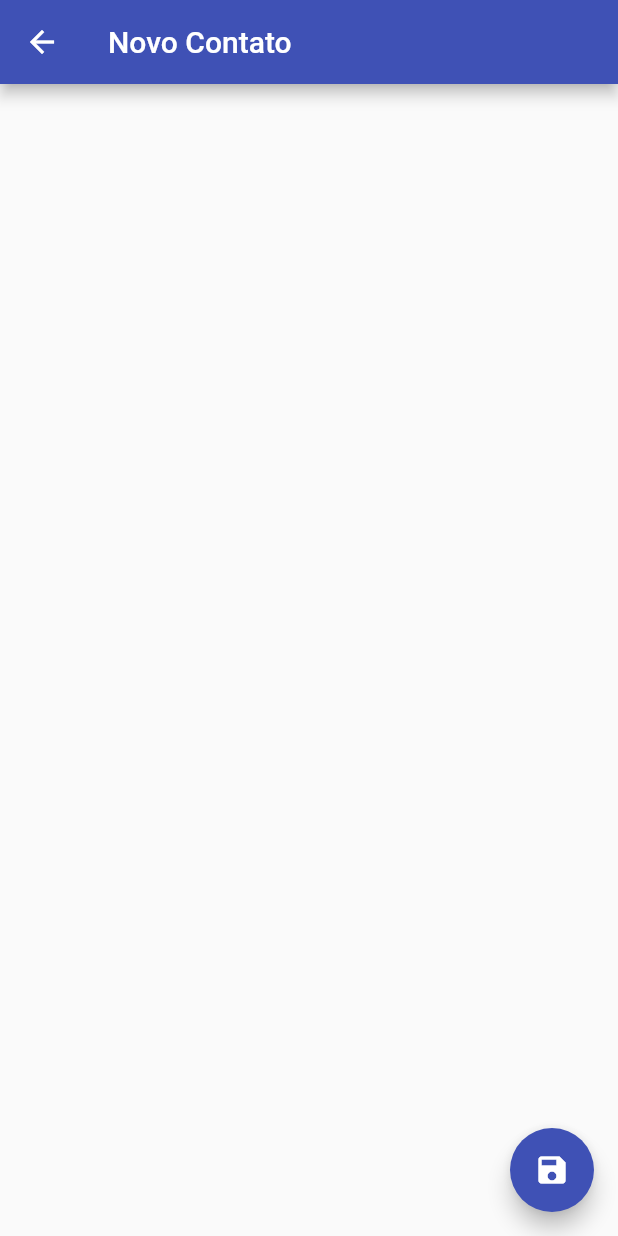
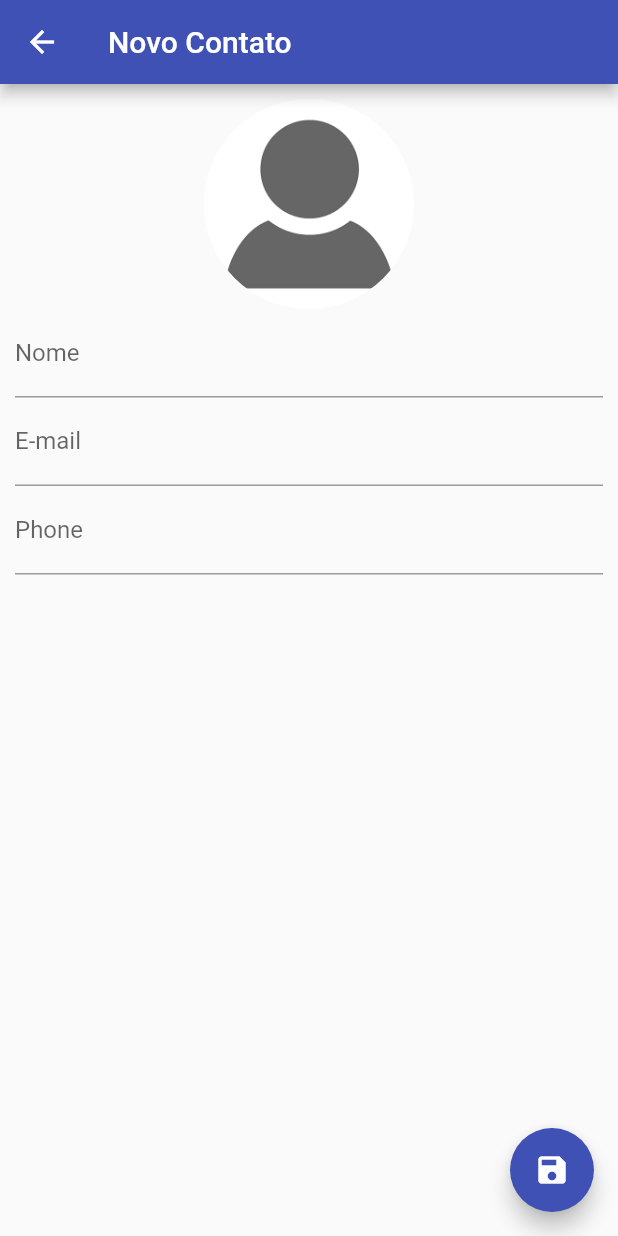
Before and after one commit to davihoffmann/agenda-contatos, a Flutter app: the ContactPage screen opened directly, on a phone screen of 412 x 824 dp. Run offline on Flutter 3.47's test engine with Material 2 defaults, Android fonts, the phone set to English and light mode, and no system bars; our stand-ins replace sqflite; accounts and stored records are empty.

Commit message:
criado formulario para cadastro e alteração de contatos

```diff
--- a/lib/ui/contact_page.dart
+++ b/lib/ui/contact_page.dart
@@ -1,3 +1,6 @@
+import 'dart:io';
+import 'dart:ui';
+
 import 'package:agenda_contatos/helpers/contact_helper.dart';
 import 'package:flutter/material.dart';
 
@@ -11,7 +14,13 @@ class ContactPage extends StatefulWidget {
 }
 
 class _ContactPageState extends State<ContactPage> {
+
+  bool _userEdited = false;
   Contact _editedContact;
+
+  final _nameController = TextEditingController();
+  final _emailController = TextEditingController();
+  final _phoneController = TextEditingController();
 
   Contact get contact => widget.contact;
 
@@ -23,6 +32,9 @@ class _ContactPageState extends State<ContactPage> {
       _editedContact = Contact();
     } else {
       _editedContact = Contact.fromMap(contact.toMap());
+      _nameController.text = _editedContact.name;
+      _emailController.text = _editedContact.email;
+      _phoneController.text = _editedContact.phone;
     }
   }
 
@@ -38,6 +50,63 @@ class _ContactPageState extends State<ContactPage> {
         backgroundColor: Colors.indigo,
         onPressed: () {},
       ),
+      body: SingleChildScrollView(
+        padding: EdgeInsets.all(10),
+        child: Column(
+          children: <Widget>[
+            GestureDetector(
+              child: Container(
+                height: 140,
+                width: 140,
+                decoration: BoxDecoration(
+                  shape: BoxShape.circle,
+                  image: DecorationImage(
+                    image: _editedContact.img != null
+                        ? FileImage(File(_editedContact.img))
+                        : Image.asset("assets/images/person-sem-image.png")
+                            .image,
+                  ),
+                ),
+              ),
+              onTap: () {},
+            ),
+            TextField(
+              controller: _nameController,
+              decoration: InputDecoration(
+                labelText: "Nome",
+              ),
+              onChanged: (text) {
+                _userEdited = true;
+                setState(() {
+                  _editedContact.name = text;
+                });
+              },
+            ),
+            TextField(
+              controller: _emailController,
+              decoration: InputDecoration(
+                labelText: "E-mail",
+              ),
+              onChanged: (text) {
+                _userEdited = true;
+                _editedContact.email = text;
+              },
+              keyboardType: TextInputType.emailAddress,
+            ),
+            TextField(
+              controller: _phoneController,
+              decoration: InputDecoration(
+                labelText: "Phone",
+              ),
+              onChanged: (text) {
+                _userEdited = true;
+                _editedContact.phone = text;
+              },
+              keyboardType: TextInputType.phone,
+            )
+          ],
+        ),
+      ),
     );
   }
 }
--- a/lib/ui/home_page.dart
+++ b/lib/ui/home_page.dart
@@ -77,7 +77,7 @@ class _HomePageState extends State<HomePage> {
                   image: DecorationImage(
                     image: contact.img != null
                         ? FileImage(File(contact.img))
-                        : Image.asset("assets/images/person-sem-image.png"),
+                        : Image.asset("assets/images/person-sem-image.png").image,
                   ),
                 ),
               ),
--- a/pubspec.yaml
+++ b/pubspec.yaml
@@ -48,7 +48,7 @@ flutter:
   # To add assets to your application, add an assets section, like this:
   assets:
     - assets/
-    - assets/images
+    - assets/images/
 
   # An image asset can refer to one or more resolution-specific "variants", see
   # https://flutter.dev/assets-and-images/#resolution-aware.
```
